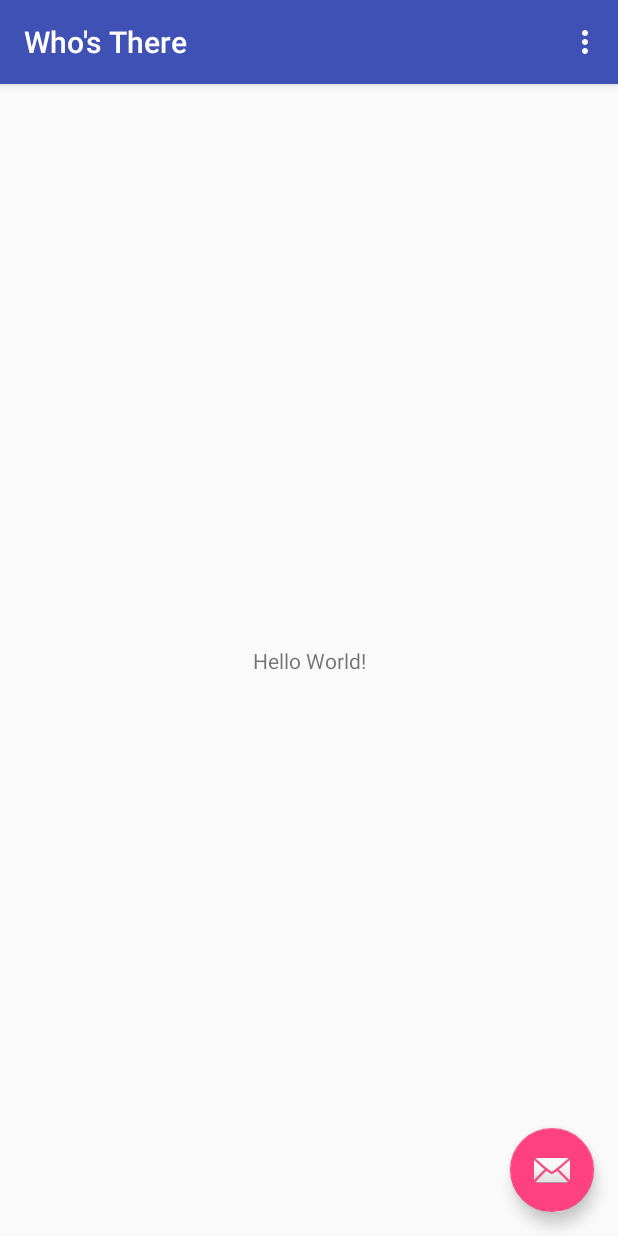
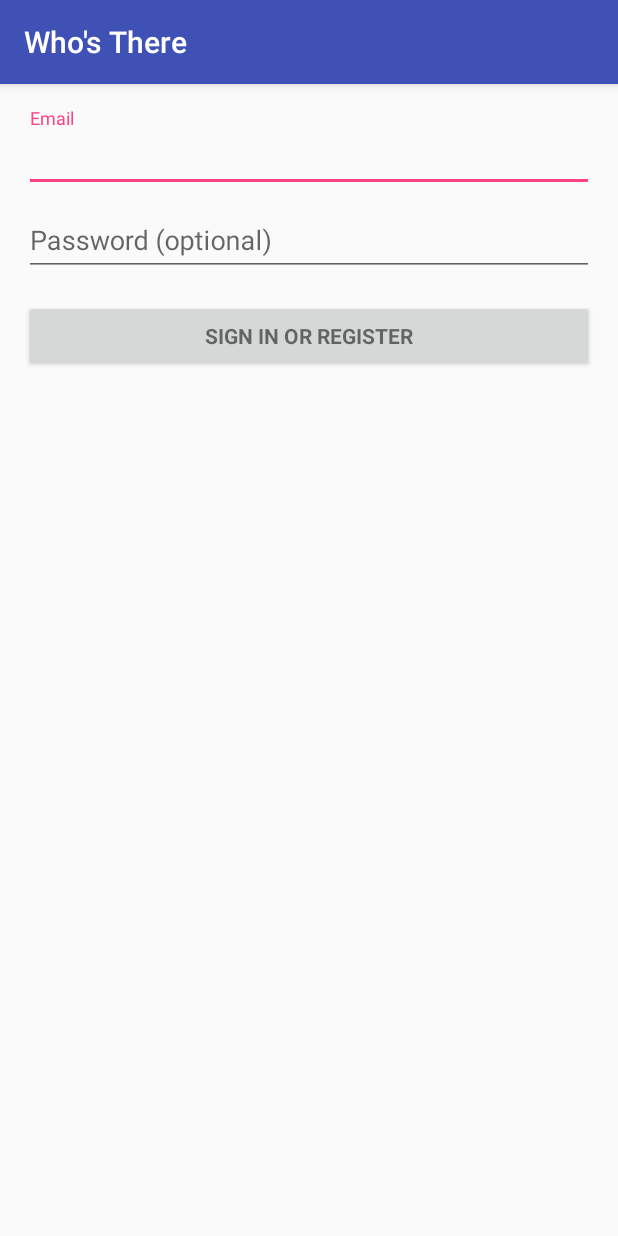
Before and after one commit to sarahsmo/cmsc436group6, an Android app: the screen it shows after launch (MainActivity before the commit, LoginActivity after it), on a phone screen of 412 x 824 dp. Run offline under Robolectric (Android 15) with nearby library versions, the phone set to English and light mode, and no system bars; 2 statements that could not run were skipped.

Commit message:
changed ui

```diff
--- a/WhosThere/app/build.gradle
+++ b/WhosThere/app/build.gradle
@@ -4,7 +4,7 @@
     compileSdkVersion 26
     buildToolsVersion "26.0.1"
     defaultConfig {
-        applicationId "com.example.sarah.whosthere"
+        applicationId "group6.whosthere"
         minSdkVersion 21
         targetSdkVersion 26
         versionCode 1
@@ -22,10 +22,9 @@
 dependencies {
     implementation fileTree(dir: 'libs', include: ['*.jar'])
     implementation 'com.android.support:appcompat-v7:26.1.0'
-    implementation 'com.android.support.constraint:constraint-layout:1.0.2'
     implementation 'com.android.support:design:26.1.0'
     testImplementation 'junit:junit:4.12'
-    androidTestImplementation ('com.android.support.test.espresso:espresso-core:3.0.1', {
+    androidTestImplementation('com.android.support.test.espresso:espresso-core:3.0.1', {
         exclude group: 'com.android.support', module: 'support-annotations'
     })
 }
--- a/WhosThere/app/src/main/java/com/example/sarah/whosthere/MainActivity.java
+++ /dev/null
@@ -1,52 +0,0 @@
-package com.example.sarah.whosthere;
-
-import android.os.Bundle;
-import android.support.design.widget.FloatingActionButton;
-import android.support.design.widget.Snackbar;
-import android.support.v7.app.AppCompatActivity;
-import android.support.v7.widget.Toolbar;
-import android.view.View;
-import android.view.Menu;
-import android.view.MenuItem;
-
-public class MainActivity extends AppCompatActivity {
-
-    @Override
-    protected void onCreate(Bundle savedInstanceState) {
-        super.onCreate(savedInstanceState);
-        setContentView(R.layout.activity_main);
-        Toolbar toolbar = (Toolbar) findViewById(R.id.toolbar);
-        setSupportActionBar(toolbar);
-
-        FloatingActionButton fab = (FloatingActionButton) findViewById(R.id.fab);
-        fab.setOnClickListener(new View.OnClickListener() {
-            @Override
-            public void onClick(View view) {
-                Snackbar.make(view, "Replace with your own action", Snackbar.LENGTH_LONG)
-                        .setAction("Action", null).show();
-            }
-        });
-    }
-
-    @Override
-    public boolean onCreateOptionsMenu(Menu menu) {
-        // Inflate the menu; this adds items to the action bar if it is present.
-        getMenuInflater().inflate(R.menu.menu_main, menu);
-        return true;
-    }
-
-    @Override
-    public boolean onOptionsItemSelected(MenuItem item) {
-        // Handle action bar item clicks here. The action bar will
-        // automatically handle clicks on the Home/Up button, so long
-        // as you specify a parent activity in AndroidManifest.xml.
-        int id = item.getItemId();
-
-        //noinspection SimplifiableIfStatement
-        if (id == R.id.action_settings) {
-            return true;
-        }
-
-        return super.onOptionsItemSelected(item);
-    }
-}
--- /dev/null
+++ b/WhosThere/app/src/main/java/group6/whosthere/LoginActivity.java
@@ -0,0 +1,349 @@
+package group6.whosthere;
+
+import android.animation.Animator;
+import android.animation.AnimatorListenerAdapter;
+import android.annotation.TargetApi;
+import android.content.pm.PackageManager;
+import android.support.annotation.NonNull;
+import android.support.design.widget.Snackbar;
+import android.support.v7.app.AppCompatActivity;
+import android.app.LoaderManager.LoaderCallbacks;
+
+import android.content.CursorLoader;
+import android.content.Loader;
+import android.database.Cursor;
+import android.net.Uri;
+import android.os.AsyncTask;
+
+import android.os.Build;
+import android.os.Bundle;
+import android.provider.ContactsContract;
+import android.text.TextUtils;
+import android.view.KeyEvent;
+import android.view.View;
+import android.view.View.OnClickListener;
+import android.view.inputmethod.EditorInfo;
+import android.widget.ArrayAdapter;
+import android.widget.AutoCompleteTextView;
+import android.widget.Button;
+import android.widget.EditText;
+import android.widget.TextView;
+
+import java.util.ArrayList;
+import java.util.List;
+
+import static android.Manifest.permission.READ_CONTACTS;
+
+/**
+ * A login screen that offers login via email/password.
+ */
+public class LoginActivity extends AppCompatActivity implements LoaderCallbacks<Cursor> {
+
+    /**
+     * Id to identity READ_CONTACTS permission request.
+     */
+    private static final int REQUEST_READ_CONTACTS = 0;
+
+    /**
+     * A dummy authentication store containing known user names and passwords.
+     * TODO: remove after connecting to a real authentication system.
+     */
+    private static final String[] DUMMY_CREDENTIALS = new String[]{
+            "foo@example.com:hello", "bar@example.com:world"
+    };
+    /**
+     * Keep track of the login task to ensure we can cancel it if requested.
+     */
+    private UserLoginTask mAuthTask = null;
+
+    // UI references.
+    private AutoCompleteTextView mEmailView;
+    private EditText mPasswordView;
+    private View mProgressView;
+    private View mLoginFormView;
+
+    @Override
+    protected void onCreate(Bundle savedInstanceState) {
+        super.onCreate(savedInstanceState);
+        setContentView(R.layout.activity_login);
+        // Set up the login form.
+        mEmailView = (AutoCompleteTextView) findViewById(R.id.email);
+        populateAutoComplete();
+
+        mPasswordView = (EditText) findViewById(R.id.password);
+        mPasswordView.setOnEditorActionListener(new TextView.OnEditorActionListener() {
+            @Override
+            public boolean onEditorAction(TextView textView, int id, KeyEvent keyEvent) {
+                if (id == EditorInfo.IME_ACTION_DONE || id == EditorInfo.IME_NULL) {
+                    attemptLogin();
+                    return true;
+                }
+                return false;
+            }
+        });
+
+        Button mEmailSignInButton = (Button) findViewById(R.id.email_sign_in_button);
+        mEmailSignInButton.setOnClickListener(new OnClickListener() {
+            @Override
+            public void onClick(View view) {
+                attemptLogin();
+            }
+        });
+
+        mLoginFormView = findViewById(R.id.login_form);
+        mProgressView = findViewById(R.id.login_progress);
+    }
+
+    private void populateAutoComplete() {
+        if (!mayRequestContacts()) {
+            return;
+        }
+
+        getLoaderManager().initLoader(0, null, this);
+    }
+
+    private boolean mayRequestContacts() {
+        if (Build.VERSION.SDK_INT < Build.VERSION_CODES.M) {
+            return true;
+        }
+        if (checkSelfPermission(READ_CONTACTS) == PackageManager.PERMISSION_GRANTED) {
+            return true;
+        }
+        if (shouldShowRequestPermissionRationale(READ_CONTACTS)) {
+            Snackbar.make(mEmailView, R.string.permission_rationale, Snackbar.LENGTH_INDEFINITE)
+                    .setAction(android.R.string.ok, new View.OnClickListener() {
+                        @Override
+                        @TargetApi(Build.VERSION_CODES.M)
+                        public void onClick(View v) {
+                            requestPermissions(new String[]{READ_CONTACTS}, REQUEST_READ_CONTACTS);
+                        }
+                    });
+        } else {
+            requestPermissions(new String[]{READ_CONTACTS}, REQUEST_READ_CONTACTS);
+        }
+        return false;
+    }
+
+    /**
+     * Callback received when a permissions request has been completed.
+     */
+    @Override
+    public void onRequestPermissionsResult(int requestCode, @NonNull String[] permissions,
+                                           @NonNull int[] grantResults) {
+        if (requestCode == REQUEST_READ_CONTACTS) {
+            if (grantResults.length == 1 && grantResults[0] == PackageManager.PERMISSION_GRANTED) {
+                populateAutoComplete();
+            }
+        }
+    }
+
+
+    /**
+     * Attempts to sign in or register the account specified by the login form.
+     * If there are form errors (invalid email, missing fields, etc.), the
+     * errors are presented and no actual login attempt is made.
+     */
+    private void attemptLogin() {
+        if (mAuthTask != null) {
+            return;
+        }
+
+        // Reset errors.
+        mEmailView.setError(null);
+        mPasswordView.setError(null);
+
+        // Store values at the time of the login attempt.
+        String email = mEmailView.getText().toString();
+        String password = mPasswordView.getText().toString();
+
+        boolean cancel = false;
+        View focusView = null;
+
+        // Check for a valid password, if the user entered one.
+        if (!TextUtils.isEmpty(password) && !isPasswordValid(password)) {
+            mPasswordView.setError(getString(R.string.error_invalid_password));
+            focusView = mPasswordView;
+            cancel = true;
+        }
+
+        // Check for a valid email address.
+        if (TextUtils.isEmpty(email)) {
+            mEmailView.setError(getString(R.string.error_field_required));
+            focusView = mEmailView;
+            cancel = true;
+        } else if (!isEmailValid(email)) {
+            mEmailView.setError(getString(R.string.error_invalid_email));
+            focusView = mEmailView;
+            cancel = true;
+        }
+
+        if (cancel) {
+            // There was an error; don't attempt login and focus the first
+            // form field with an error.
+            focusView.requestFocus();
+        } else {
+            // Show a progress spinner, and kick off a background task to
+            // perform the user login attempt.
+            showProgress(true);
+            mAuthTask = new UserLoginTask(email, password);
+            mAuthTask.execute((Void) null);
+        }
+    }
+
+    private boolean isEmailValid(String email) {
+        //TODO: Replace this with your own logic
+        return email.contains("@");
+    }
+
+    private boolean isPasswordValid(String password) {
+        //TODO: Replace this with your own logic
+        return password.length() > 4;
+    }
+
+    /**
+     * Shows the progress UI and hides the login form.
+     */
+    @TargetApi(Build.VERSION_CODES.HONEYCOMB_MR2)
+    private void showProgress(final boolean show) {
+        // On Honeycomb MR2 we have the ViewPropertyAnimator APIs, which allow
+        // for very easy animations. If available, use these APIs to fade-in
+        // the progress spinner.
+        if (Build.VERSION.SDK_INT >= Build.VERSION_CODES.HONEYCOMB_MR2) {
+            int shortAnimTime = getResources().getInteger(android.R.integer.config_shortAnimTime);
+
+            mLoginFormView.setVisibility(show ? View.GONE : View.VISIBLE);
+            mLoginFormView.animate().setDuration(shortAnimTime).alpha(
+                    show ? 0 : 1).setListener(new AnimatorListenerAdapter() {
+                @Override
+                public void onAnimationEnd(Animator animation) {
+                    mLoginFormView.setVisibility(show ? View.GONE : View.VISIBLE);
+                }
+            });
+
+            mProgressView.setVisibility(show ? View.VISIBLE : View.GONE);
+            mProgressView.animate().setDuration(shortAnimTime).alpha(
+                    show ? 1 : 0).setListener(new AnimatorListenerAdapter() {
+                @Override
+                public void onAnimationEnd(Animator animation) {
+                    mProgressView.setVisibility(show ? View.VISIBLE : View.GONE);
+                }
+            });
+        } else {
+            // The ViewPropertyAnimator APIs are not available, so simply show
+            // and hide the relevant UI components.
+            mProgressView.setVisibility(show ? View.VISIBLE : View.GONE);
+            mLoginFormView.setVisibility(show ? View.GONE : View.VISIBLE);
+        }
+    }
+
+    @Override
+    public Loader<Cursor> onCreateLoader(int i, Bundle bundle) {
+        return new CursorLoader(this,
+                // Retrieve data rows for the device user's 'profile' contact.
+                Uri.withAppendedPath(ContactsContract.Profile.CONTENT_URI,
+                        ContactsContract.Contacts.Data.CONTENT_DIRECTORY), ProfileQuery.PROJECTION,
+
+                // Select only email addresses.
+                ContactsContract.Contacts.Data.MIMETYPE +
+                        " = ?", new String[]{ContactsContract.CommonDataKinds.Email
+                .CONTENT_ITEM_TYPE},
+
+                // Show primary email addresses first. Note that there won't be
+                // a primary email address if the user hasn't specified one.
+                ContactsContract.Contacts.Data.IS_PRIMARY + " DESC");
+    }
+
+    @Override
+    public void onLoadFinished(Loader<Cursor> cursorLoader, Cursor cursor) {
+        List<String> emails = new ArrayList<>();
+        cursor.moveToFirst();
+        while (!cursor.isAfterLast()) {
+            emails.add(cursor.getString(ProfileQuery.ADDRESS));
+            cursor.moveToNext();
+        }
+
+        addEmailsToAutoComplete(emails);
+    }
+
+    @Override
+    public void onLoaderReset(Loader<Cursor> cursorLoader) {
+
+    }
+
+    private void addEmailsToAutoComplete(List<String> emailAddressCollection) {
+        //Create adapter to tell the AutoCompleteTextView what to show in its dropdown list.
+        ArrayAdapter<String> adapter =
+                new ArrayAdapter<>(LoginActivity.this,
+                        android.R.layout.simple_dropdown_item_1line, emailAddressCollection);
+
+        mEmailView.setAdapter(adapter);
+    }
+
+
+    private interface ProfileQuery {
+        String[] PROJECTION = {
+                ContactsContract.CommonDataKinds.Email.ADDRESS,
+                ContactsContract.CommonDataKinds.Email.IS_PRIMARY,
+        };
+
+        int ADDRESS = 0;
+        int IS_PRIMARY = 1;
+    }
+
+    /**
+     * Represents an asynchronous login/registration task used to authenticate
+     * the user.
+     */
+    public class UserLoginTask extends AsyncTask<Void, Void, Boolean> {
+
+        private final String mEmail;
+        private final String mPassword;
+
+        UserLoginTask(String email, String password) {
+            mEmail = email;
+            mPassword = password;
+        }
+
+        @Override
+        protected Boolean doInBackground(Void... params) {
+            // TODO: attempt authentication against a network service.
+
+            try {
+                // Simulate network access.
+                Thread.sleep(2000);
+            } catch (InterruptedException e) {
+                return false;
+            }
+
+            for (String credential : DUMMY_CREDENTIALS) {
+                String[] pieces = credential.split(":");
+                if (pieces[0].equals(mEmail)) {
+                    // Account exists, return true if the password matches.
+                    return pieces[1].equals(mPassword);
+                }
+            }
+
+            // TODO: register the new account here.
+            return true;
+        }
+
+        @Override
+        protected void onPostExecute(final Boolean success) {
+            mAuthTask = null;
+            showProgress(false);
+
+            if (success) {
+                finish();
+            } else {
+                mPasswordView.setError(getString(R.string.error_incorrect_password));
+                mPasswordView.requestFocus();
+            }
+        }
+
+        @Override
+        protected void onCancelled() {
+            mAuthTask = null;
+            showProgress(false);
+        }
+    }
+}
--- /dev/null
+++ b/WhosThere/app/src/main/res/layout/activity_login.xml
@@ -0,0 +1,77 @@
+<LinearLayout xmlns:android="http://schemas.android.com/apk/res/android"
+    xmlns:tools="http://schemas.android.com/tools"
+    android:layout_width="match_parent"
+    android:layout_height="match_parent"
+    android:gravity="center_horizontal"
+    android:orientation="vertical"
+    android:paddingBottom="@dimen/activity_vertical_margin"
+    android:paddingLeft="@dimen/activity_horizontal_margin"
+    android:paddingRight="@dimen/activity_horizontal_margin"
+    android:paddingTop="@dimen/activity_vertical_margin"
+    tools:context="group6.whosthere.LoginActivity">
+
+    <!-- Login progress -->
+    <ProgressBar
+        android:id="@+id/login_progress"
+        style="?android:attr/progressBarStyleLarge"
+        android:layout_width="wrap_content"
+        android:layout_height="wrap_content"
+        android:layout_marginBottom="8dp"
+        android:visibility="gone" />
+
+    <ScrollView
+        android:id="@+id/login_form"
+        android:layout_width="match_parent"
+        android:layout_height="match_parent">
+
+        <LinearLayout
+            android:id="@+id/email_login_form"
+            android:layout_width="match_parent"
+            android:layout_height="wrap_content"
+            android:orientation="vertical">
+
+            <android.support.design.widget.TextInputLayout
+                android:layout_width="match_parent"
+                android:layout_height="wrap_content">
+
+                <AutoCompleteTextView
+                    android:id="@+id/email"
+                    android:layout_width="match_parent"
+                    android:layout_height="wrap_content"
+                    android:hint="@string/prompt_email"
+                    android:inputType="textEmailAddress"
+                    android:maxLines="1"
+                    android:singleLine="true" />
+
+            </android.support.design.widget.TextInputLayout>
+
+            <android.support.design.widget.TextInputLayout
+                android:layout_width="match_parent"
+                android:layout_height="wrap_content">
+
+                <EditText
+                    android:id="@+id/password"
+                    android:layout_width="match_parent"
+                    android:layout_height="wrap_content"
+                    android:hint="@string/prompt_password"
+                    android:imeActionId="6"
+                    android:imeActionLabel="@string/action_sign_in_short"
+                    android:imeOptions="actionUnspecified"
+                    android:inputType="textPassword"
+                    android:maxLines="1"
+                    android:singleLine="true" />
+
+            </android.support.design.widget.TextInputLayout>
+
+            <Button
+                android:id="@+id/email_sign_in_button"
+                style="?android:textAppearanceSmall"
+                android:layout_width="match_parent"
+                android:layout_height="wrap_content"
+                android:layout_marginTop="16dp"
+                android:text="@string/action_sign_in"
+                android:textStyle="bold" />
+
+        </LinearLayout>
+    </ScrollView>
+</LinearLayout>
--- a/WhosThere/app/src/main/res/layout/activity_main.xml
+++ /dev/null
@@ -1,33 +0,0 @@
-<?xml version="1.0" encoding="utf-8"?>
-<android.support.design.widget.CoordinatorLayout xmlns:android="http://schemas.android.com/apk/res/android"
-    xmlns:app="http://schemas.android.com/apk/res-auto"
-    xmlns:tools="http://schemas.android.com/tools"
-    android:layout_width="match_parent"
-    android:layout_height="match_parent"
-    tools:context="com.example.sarah.whosthere.MainActivity">
-
-    <android.support.design.widget.AppBarLayout
-        android:layout_width="match_parent"
-        android:layout_height="wrap_content"
-        android:theme="@style/AppTheme.AppBarOverlay">
-
-        <android.support.v7.widget.Toolbar
-            android:id="@+id/toolbar"
-            android:layout_width="match_parent"
-            android:layout_height="?attr/actionBarSize"
-            android:background="?attr/colorPrimary"
-            app:popupTheme="@style/AppTheme.PopupOverlay" />
-
-    </android.support.design.widget.AppBarLayout>
-
-    <include layout="@layout/content_main" />
-
-    <android.support.design.widget.FloatingActionButton
-        android:id="@+id/fab"
-        android:layout_width="wrap_content"
-        android:layout_height="wrap_content"
-        android:layout_gravity="bottom|end"
-        android:layout_margin="@dimen/fab_margin"
-        app:srcCompat="@android:drawable/ic_dialog_email" />
-
-</android.support.design.widget.CoordinatorLayout>
--- a/WhosThere/app/src/main/res/layout/content_main.xml
+++ /dev/null
@@ -1,20 +0,0 @@
-<?xml version="1.0" encoding="utf-8"?>
-<android.support.constraint.ConstraintLayout xmlns:android="http://schemas.android.com/apk/res/android"
-    xmlns:app="http://schemas.android.com/apk/res-auto"
-    xmlns:tools="http://schemas.android.com/tools"
-    android:layout_width="match_parent"
-    android:layout_height="match_parent"
-    app:layout_behavior="@string/appbar_scrolling_view_behavior"
-    tools:context="com.example.sarah.whosthere.MainActivity"
-    tools:showIn="@layout/activity_main">
-
-    <TextView
-        android:layout_width="wrap_content"
-        android:layout_height="wrap_content"
-        android:text="Hello World!"
-        app:layout_constraintBottom_toBottomOf="parent"
-        app:layout_constraintLeft_toLeftOf="parent"
-        app:layout_constraintRight_toRightOf="parent"
-        app:layout_constraintTop_toTopOf="parent" />
-
-</android.support.constraint.ConstraintLayout>
--- a/WhosThere/app/src/main/res/menu/menu_main.xml
+++ /dev/null
@@ -1,10 +0,0 @@
-<menu xmlns:android="http://schemas.android.com/apk/res/android"
-    xmlns:app="http://schemas.android.com/apk/res-auto"
-    xmlns:tools="http://schemas.android.com/tools"
-    tools:context="com.example.sarah.whosthere.MainActivity">
-    <item
-        android:id="@+id/action_settings"
-        android:orderInCategory="100"
-        android:title="@string/action_settings"
-        app:showAsAction="never" />
-</menu>
--- a/WhosThere/app/src/main/res/values/dimens.xml
+++ b/WhosThere/app/src/main/res/values/dimens.xml
@@ -1,3 +1,5 @@
 <resources>
-    <dimen name="fab_margin">16dp</dimen>
+    <!-- Default screen margins, per the Android Design guidelines. -->
+    <dimen name="activity_horizontal_margin">16dp</dimen>
+    <dimen name="activity_vertical_margin">16dp</dimen>
 </resources>
--- a/WhosThere/app/src/main/res/values/strings.xml
+++ b/WhosThere/app/src/main/res/values/strings.xml
@@ -1,4 +1,16 @@
 <resources>
     <string name="app_name">Who\'s There</string>
-    <string name="action_settings">Settings</string>
+
+    <!-- Strings related to login -->
+    <string name="prompt_email">Email</string>
+    <string name="prompt_password">Password (optional)</string>
+    <string name="action_sign_in">Sign in or register</string>
+    <string name="action_sign_in_short">Sign in</string>
+    <string name="error_invalid_email">This email address is invalid</string>
+    <string name="error_invalid_password">This password is too short</string>
+    <string name="error_incorrect_password">This password is incorrect</string>
+    <string name="error_field_required">This field is required</string>
+    <string name="permission_rationale">"Contacts permissions are needed for providing email
+        completions."
+    </string>
 </resources>
--- a/WhosThere/app/src/main/res/values/styles.xml
+++ b/WhosThere/app/src/main/res/values/styles.xml
@@ -8,13 +8,4 @@
         <item name="colorAccent">@color/colorAccent</item>
     </style>
 
-    <style name="AppTheme.NoActionBar">
-        <item name="windowActionBar">false</item>
-        <item name="windowNoTitle">true</item>
-    </style>
-
-    <style name="AppTheme.AppBarOverlay" parent="ThemeOverlay.AppCompat.Dark.ActionBar" />
-
-    <style name="AppTheme.PopupOverlay" parent="ThemeOverlay.AppCompat.Light" />
-
 </resources>
```
Also changed, not shown: WhosThere/app/src/main/AndroidManifest.xml (+7 -3 lines), WhosThere/gradle/wrapper/gradle-wrapper.properties, 4 other files.
